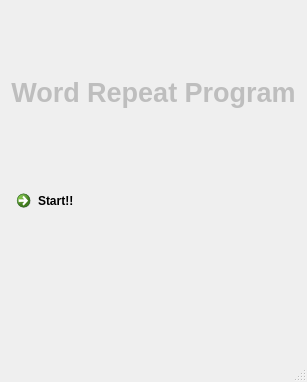
The window that WRP_Start.ui (zinzin68/WRP) describes before a commit, drawn with Qt 5.
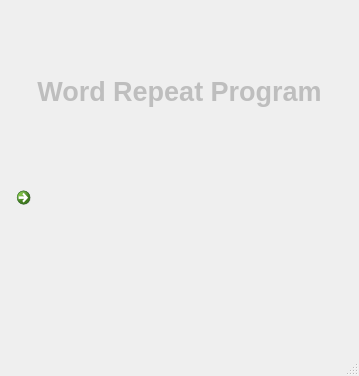
The same window after the commit. Icons and pictures are not drawn.

```diff
--- a/WRP_Start.ui
+++ b/WRP_Start.ui
@@ -6,8 +6,8 @@
    <rect>
     <x>0</x>
     <y>0</y>
-    <width>307</width>
-    <height>382</height>
+    <width>359</width>
+    <height>376</height>
    </rect>
   </property>
   <property name="mouseTracking">
@@ -48,20 +48,52 @@
      </widget>
     </item>
     <item row="1" column="0">
+     <layout class="QHBoxLayout" name="horizontalLayout">
+      <item>
      <widget class="QCommandLinkButton" name="start">
       <property name="acceptDrops">
        <bool>true</bool>
       </property>
       <property name="toolTip">
-       <string>&lt;html&gt;&lt;head/&gt;&lt;body&gt;&lt;p align=&quot;center&quot;&gt;Start!!&lt;/p&gt;&lt;/body&gt;&lt;/html&gt;</string>
+         <string>&lt;html&gt;&lt;head/&gt;&lt;body&gt;&lt;p align=&quot;center&quot;&gt;&lt;/p&gt;&lt;/body&gt;&lt;/html&gt;</string>
+        </property>
+        <property name="whatsThis">
+         <string>&lt;html&gt;&lt;head/&gt;&lt;body&gt;&lt;p align=&quot;center&quot;&gt;&lt;br/&gt;&lt;/p&gt;&lt;/body&gt;&lt;/html&gt;</string>
+        </property>
+        <property name="layoutDirection">
+         <enum>Qt::LeftToRight</enum>
+        </property>
+        <property name="styleSheet">
+         <string notr="true">text : url(:/newPrefix/images/start.png)</string>
       </property>
       <property name="text">
-       <string>Start!!</string>
+         <string/>
+        </property>
+        <property name="icon">
+         <iconset resource="start.qrc">
+          <normaloff>:/icon/images/start.png</normaloff>:/icon/images/start.png</iconset>
+        </property>
+        <property name="iconSize">
+         <size>
+          <width>100</width>
+          <height>100</height>
+         </size>
+        </property>
+        <property name="checkable">
+         <bool>false</bool>
+        </property>
+        <property name="checked">
+         <bool>false</bool>
       </property>
       <property name="autoRepeat">
        <bool>false</bool>
       </property>
-     </widget>
+        <property name="autoDefault">
+         <bool>true</bool>
+        </property>
+       </widget>
+      </item>
+     </layout>
     </item>
    </layout>
   </widget>
```
Left out of the diff: 12 changed lines with no effect on the pictures. Lines whose indentation alone changed are shown as unchanged.
